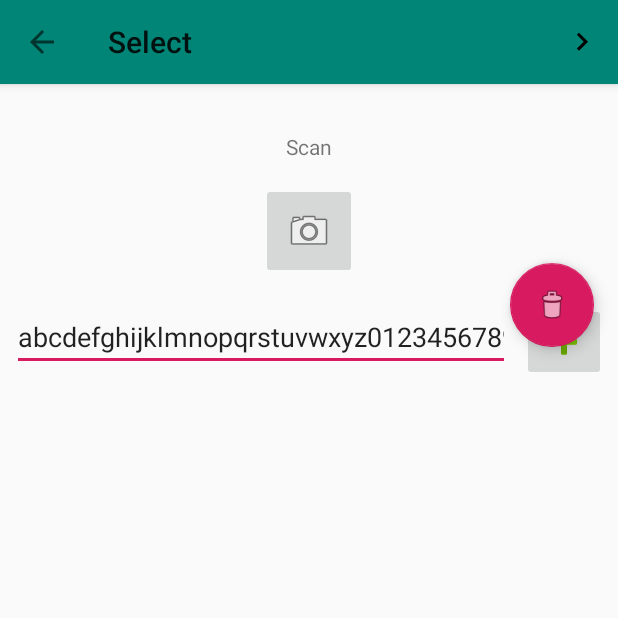
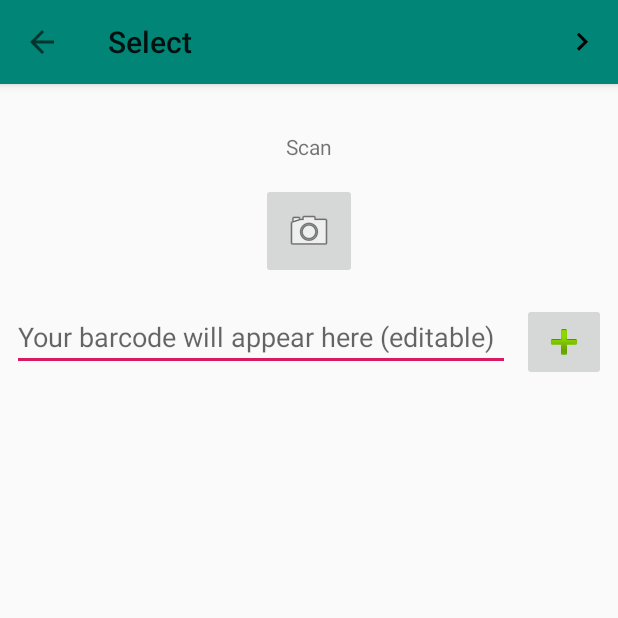
Before and after one commit to Sebastiaan-Alvarez-Rodriguez/Xenopelthis, an Android app: the ProductEditBarcodeActivity screen opened directly, with no data from a screen before it, on a phone screen of 412 x 824 dp, the top half of it. Run offline under Robolectric (Android 15) with nearby library versions, the phone set to English and light mode, and no system bars.

Commit message:
Camera fix from making a preview shot in 4k, reduced to 1080p. Completed barcode insertion in product chain

```diff
--- a/app/src/main/java/com/sebastiaan/xenopelthis/recognition/Recognitron.java
+++ b/app/src/main/java/com/sebastiaan/xenopelthis/recognition/Recognitron.java
@@ -56,7 +56,7 @@ public class Recognitron extends AppCompatActivity {
             handler.postDelayed(this, DELAY_CAPTURE_MILLISECONDS);
         }
     };
-    private static final int DELAY_CAPTURE_MILLISECONDS = 500;
+    private static final int DELAY_CAPTURE_MILLISECONDS = 1000;
 
     @Override
     protected void onCreate(Bundle savedInstanceState) {
--- a/app/src/main/java/com/sebastiaan/xenopelthis/ui/product/ProductEditBarcodeActivity.java
+++ b/app/src/main/java/com/sebastiaan/xenopelthis/ui/product/ProductEditBarcodeActivity.java
@@ -11,6 +11,7 @@ import android.support.v7.widget.DividerItemDecoration;
 import android.support.v7.widget.LinearLayoutManager;
 import android.support.v7.widget.RecyclerView;
 import android.support.v7.widget.Toolbar;
+import android.util.Log;
 import android.view.Menu;
 import android.view.MenuItem;
 import android.widget.ImageButton;
@@ -23,11 +24,12 @@ import com.sebastiaan.xenopelthis.recognition.Recognitron;
 import com.sebastiaan.xenopelthis.ui.barcode.view.ActionListener;
 import com.sebastiaan.xenopelthis.ui.barcode.view.BarcodeAdapterAction;
 import com.sebastiaan.xenopelthis.ui.constructs.BarcodeStruct;
+import com.sebastiaan.xenopelthis.ui.constructs.ProductStruct;
 
 import java.util.List;
 
 public class ProductEditBarcodeActivity extends AppCompatActivity implements ActionListener {
-    private final static int REQ_BARCODE = 1;
+    private final static int REQ_BARCODE = 1, REQ_CONTINUE = 2;
     private ImageButton scanButton, addButton;
     private TextView text;
     private FloatingActionButton actionDeleteButton;
@@ -47,7 +49,7 @@ public class ProductEditBarcodeActivity extends AppCompatActivity implements Act
         setupActionBar();
 
         Intent intent = getIntent();
-        if (intent != null && intent.hasExtra("product-id") && intent.hasExtra("product")) {
+        if (intent != null && intent.hasExtra("product-id") && intent.hasExtra("result-product")) {
             editMode = true;
             prepareListEdit(intent.getLongExtra("product-id", -42));
         } else {
@@ -101,6 +103,7 @@ public class ProductEditBarcodeActivity extends AppCompatActivity implements Act
         });
 
         actionDeleteButton.setOnClickListener(v -> adapter.remove(adapter.getSelected()));
+        actionDeleteButton.hide();
     }
 
     private void setupActionBar() {
@@ -127,6 +130,16 @@ public class ProductEditBarcodeActivity extends AppCompatActivity implements Act
                 finish();
                 break;
             case R.id.edit_menu_continue:
+                //TODO: Store all barcodes in list
+                Intent intent = getIntent();
+                Intent next = new Intent(this, ProductEditRelationActivity.class);
+                if (editMode) {
+                    Long id = intent.getLongExtra("product-id", -42);
+                    next.putExtra("product-id", id);
+                }
+                ProductStruct p = intent.getParcelableExtra("result-product");
+                next.putExtra("result-product", p);
+                startActivityForResult(next, REQ_CONTINUE);
                 break;
         }
         return super.onOptionsItemSelected(item);
@@ -140,6 +153,7 @@ public class ProductEditBarcodeActivity extends AppCompatActivity implements Act
 
     @Override
     public void onActionModeChange(boolean actionMode) {
+        Log.e("OOOF", "Acton mode changed to: "+actionMode);
         //TODO: Decide between lower 2 thtings
 //        ((View) actionDeleteButton).setVisibility(actionMode ? View.VISIBLE : View.GONE);
         if (actionMode)
--- a/app/src/main/java/com/sebastiaan/xenopelthis/ui/product/ProductEditRelationActivity.java
+++ b/app/src/main/java/com/sebastiaan/xenopelthis/ui/product/ProductEditRelationActivity.java
@@ -11,6 +11,7 @@ import android.support.v7.widget.DividerItemDecoration;
 import android.support.v7.widget.LinearLayoutManager;
 import android.support.v7.widget.RecyclerView;
 import android.support.v7.widget.Toolbar;
+import android.util.Log;
 import android.view.Menu;
 import android.view.MenuItem;
 import android.widget.TextView;
@@ -105,6 +106,8 @@ public class ProductEditRelationActivity extends AppCompatActivity  {
                 Intent data = getIntent();
 
                 ProductStruct p = data.getParcelableExtra("result-product");
+                Log.e("OOOOOF", "RelationActivity has null p: "+ (p == null));
+                if (editOldSuppliers != selectedSuppliers)
                     if (editMode) {
                         long editID = data.getLongExtra("product-id", -42);
                         relationModel.updateProductWithSuppliers(p, editID, editOldSuppliers, selectedSuppliers);
--- a/app/src/main/res/layout/activity_barcode_edit.xml
+++ b/app/src/main/res/layout/activity_barcode_edit.xml
@@ -1,14 +1,11 @@
 <?xml version="1.0" encoding="utf-8"?>
-<ScrollView xmlns:android="http://schemas.android.com/apk/res/android"
-    xmlns:app="http://schemas.android.com/apk/res-auto"
-    xmlns:tools="http://schemas.android.com/tools"
-    android:layout_width="match_parent"
-    android:layout_height="match_parent">
-
 <android.support.constraint.ConstraintLayout
 android:layout_width="match_parent"
-        android:layout_height="wrap_content"
-        android:id="@+id/barcode_edit_layout">
+android:layout_height="match_parent"
+android:id="@+id/barcode_edit_layout"
+xmlns:android="http://schemas.android.com/apk/res/android"
+xmlns:app="http://schemas.android.com/apk/res-auto"
+xmlns:tools="http://schemas.android.com/tools">
 
     <android.support.v7.widget.Toolbar
         android:id="@+id/barcode_edit_toolbar"
@@ -59,17 +56,16 @@
         android:layout_marginStart="8dp"
         android:layout_marginEnd="8dp"
         android:ems="10"
+        android:hint="Your barcode will appear here (editable)"
         android:inputType="textLongMessage"
-            android:text="abcdefghijklmnopqrstuvwxyz0123456789"
-            app:layout_constraintTop_toTopOf="@+id/barcode_edit_add"
         app:layout_constraintEnd_toStartOf="@+id/barcode_edit_add"
         app:layout_constraintStart_toStartOf="parent"
-            tools:layout_editor_absoluteY="253dp" />
+        app:layout_constraintTop_toTopOf="@+id/barcode_edit_add" />
 
     <android.support.v7.widget.RecyclerView
         android:id="@+id/barcode_edit_list"
         android:layout_width="match_parent"
-            android:layout_height="wrap_content"
+        android:layout_height="match_parent"
         android:layout_marginTop="8dp"
         app:layout_constraintTop_toBottomOf="@+id/barcode_edit_translation" />
 
@@ -83,5 +79,3 @@
         app:layout_constraintBottom_toBottomOf="@+id/barcode_edit_list"
         app:layout_constraintEnd_toEndOf="@+id/barcode_edit_list" />
 </android.support.constraint.ConstraintLayout>
-
-</ScrollView>
```
Also changed, not shown: app/src/main/java/com/sebastiaan/xenopelthis/camera/Camera.java (+14 -5 lines). Lines whose indentation alone changed are shown as unchanged.
